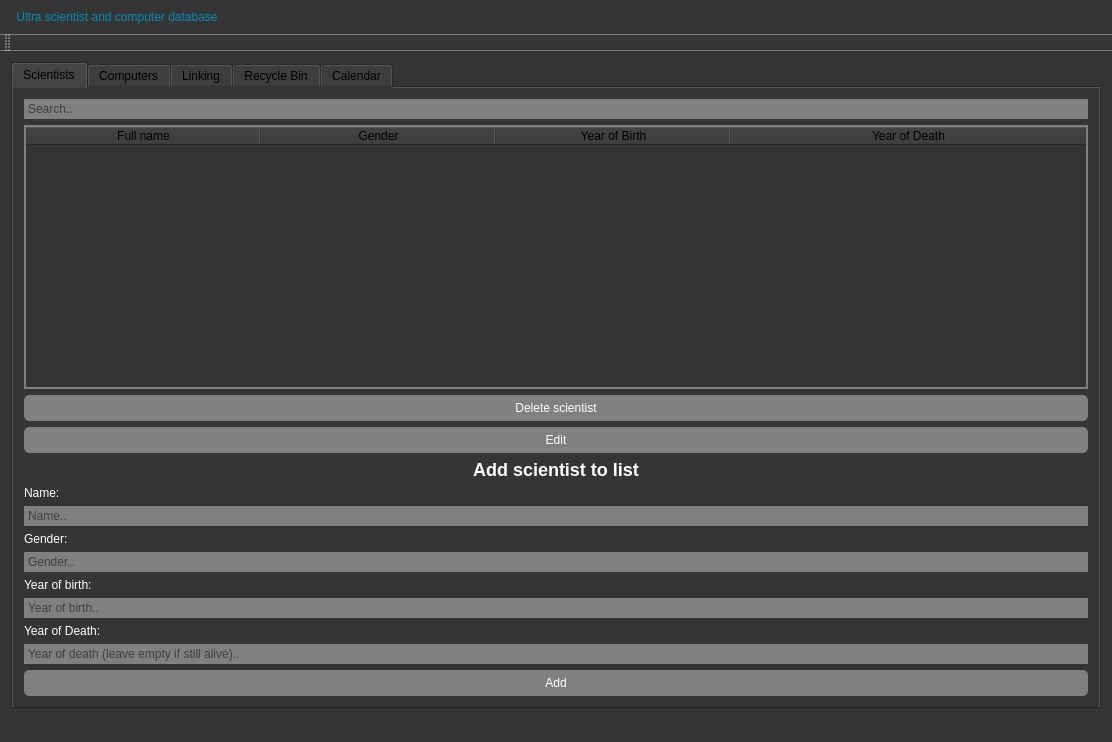
Old version of the form VerklegtNamskeidH3/mainwindow.ui in the repository Eytor/VerklegtNamskeid.
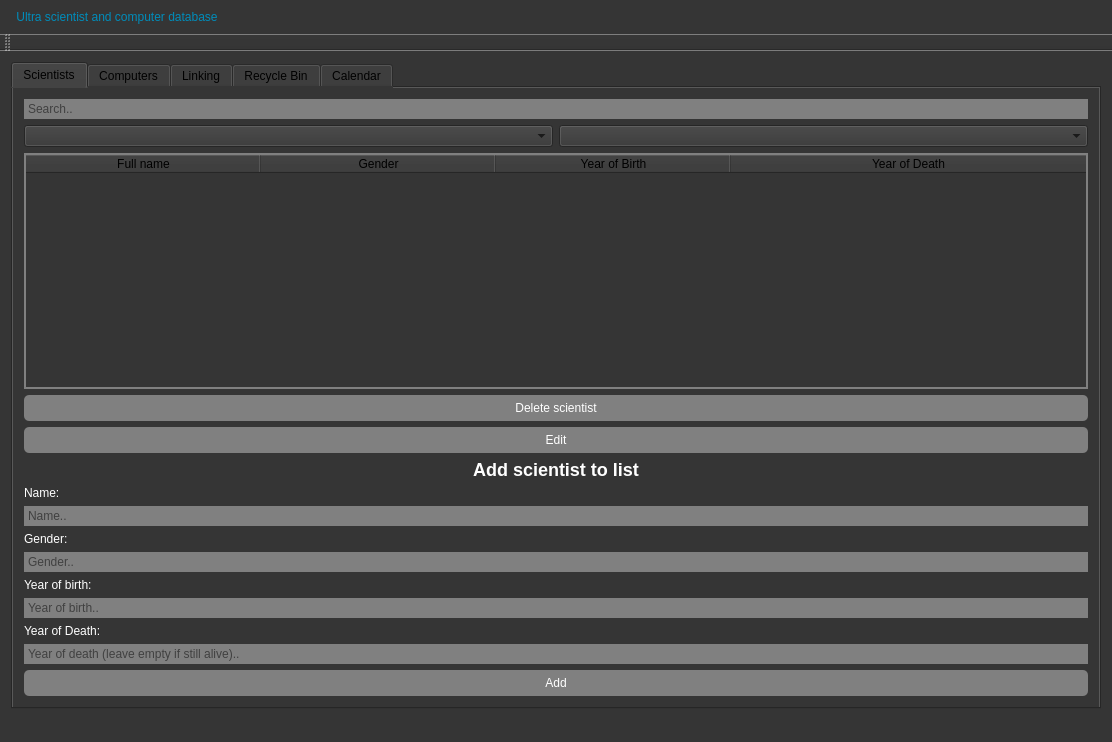
New version of the form. The open tabs and pages were chosen to show the change.

Commit message: sort virkar sort of

```diff
--- a/VerklegtNamskeidH3/mainwindow.ui
+++ b/VerklegtNamskeidH3/mainwindow.ui
@@ -125,6 +125,16 @@
           </property>
          </widget>
         </item>
+        <item>
+         <layout class="QHBoxLayout" name="horizontalLayout_10">
+          <item>
+           <widget class="QComboBox" name="scientist_order_by_column"/>
+          </item>
+          <item>
+           <widget class="QComboBox" name="scientist_order_by_asc_desc"/>
+          </item>
+         </layout>
+        </item>
         <item>
          <widget class="QTableWidget" name="scientist_table">
           <property name="editTriggers">
@@ -134,7 +144,7 @@
            <enum>QAbstractItemView::SelectRows</enum>
           </property>
           <property name="sortingEnabled">
-           <bool>true</bool>
+           <bool>false</bool>
           </property>
           <attribute name="horizontalHeaderCascadingSectionResizes">
            <bool>true</bool>
@@ -146,7 +156,7 @@
            <number>100</number>
           </attribute>
           <attribute name="horizontalHeaderShowSortIndicator" stdset="0">
-           <bool>true</bool>
+           <bool>false</bool>
           </attribute>
           <attribute name="horizontalHeaderStretchLastSection">
            <bool>true</bool>
```
Left out of the diff: 2 changed lines with no effect on the pictures. The commit also changes 2 other files.
